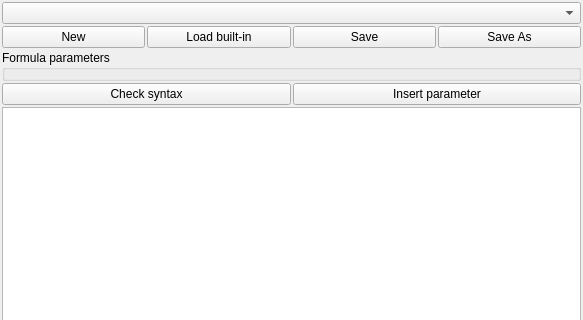
buddhi1980/mandelbulber2, file mandelbulber2/qt/custom_formula_editor.ui: the form before one commit; both pictures show x 0 to 583 and y 0 to 320 of the 583 by 932 pixel window.
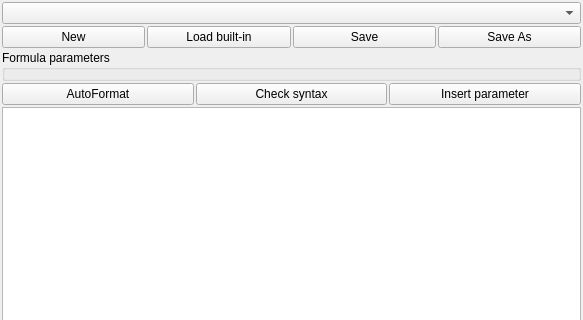
The form after the commit. Custom widgets are drawn as their Qt base class.

Commit message: custom formula: add autoformatting using clang-format externally

Diff of the .ui file:
```diff
--- a/mandelbulber2/qt/custom_formula_editor.ui
+++ b/mandelbulber2/qt/custom_formula_editor.ui
@@ -90,6 +90,13 @@
    </item>
    <item>
     <layout class="QHBoxLayout" name="horizontalLayout_2">
+     <item>
+      <widget class="QPushButton" name="pushButton_auto_format">
+       <property name="text">
+        <string>AutoFormat</string>
+       </property>
+      </widget>
+     </item>
      <item>
       <widget class="QPushButton" name="pushButton_check_syntax">
        <property name="text">
```
The commit also changes 2 other files.
